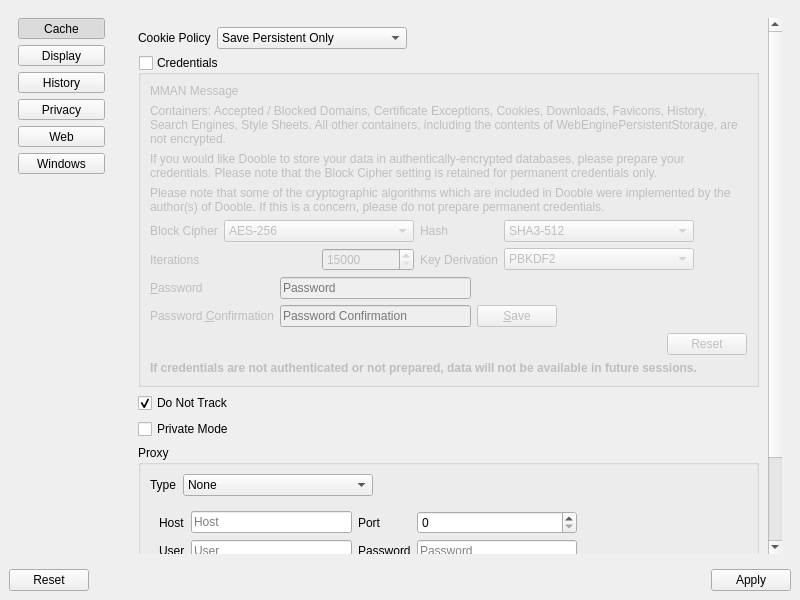
Before: the Qt Designer form UI/dooble_settings.ui in textbrowser/dooble, drawn with Qt 5.
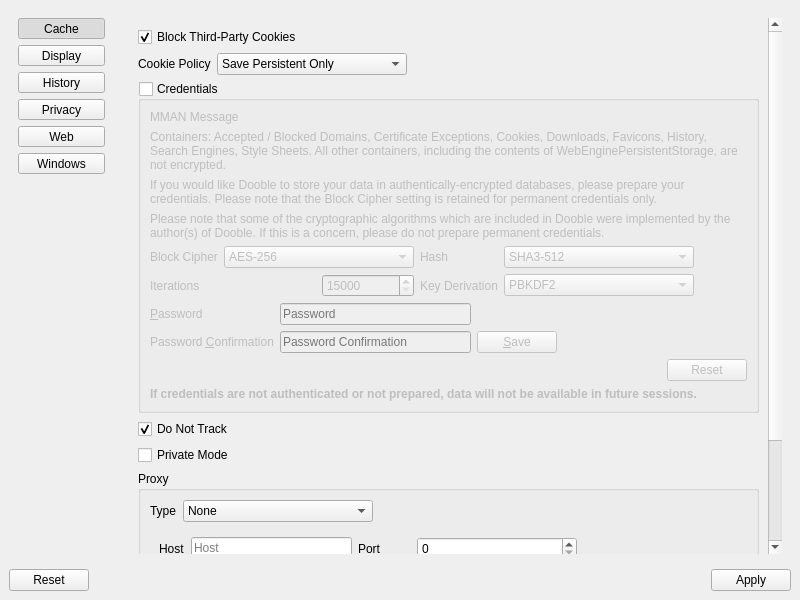
After: the same form once the commit is applied. The open tabs and pages were chosen to show the change. Icons and pictures are not drawn.

Commit message: 3rd-party cookies.

Diff of the .ui file:
```diff
--- a/UI/dooble_settings.ui
+++ b/UI/dooble_settings.ui
@@ -913,11 +913,21 @@
               <rect>
                <x>0</x>
                <y>0</y>
-               <width>617</width>
-               <height>820</height>
+               <width>642</width>
+               <height>848</height>
               </rect>
              </property>
              <layout class="QVBoxLayout" name="verticalLayout_8">
+              <item>
+               <widget class="QCheckBox" name="block_third_party_cookies">
+                <property name="text">
+                 <string>Block Third-Party Cookies</string>
+                </property>
+                <property name="checked">
+                 <bool>true</bool>
+                </property>
+               </widget>
+              </item>
               <item>
                <layout class="QHBoxLayout" name="horizontalLayout_7">
                 <item>
```
Left out of the diff: 7 changed lines with no effect on the pictures. The commit also changes 3 other files.
